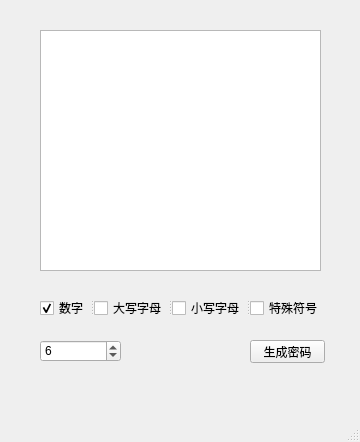
Before: the Qt Designer form training/1.序列号随机码/my_gui.ui in noparkinghere/train_py, drawn with Qt 5.
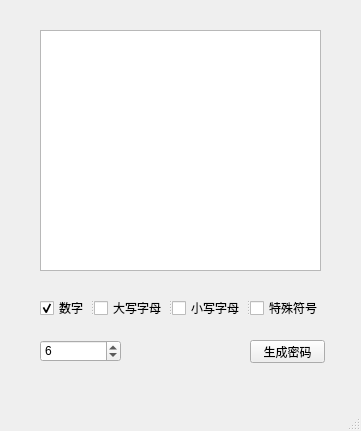
After: the same form once the commit is applied.

Diff of the .ui file:
```diff
--- a/training/1.序列号随机码/my_gui.ui
+++ b/training/1.序列号随机码/my_gui.ui
@@ -9,10 +9,16 @@
    <rect>
     <x>0</x>
     <y>0</y>
-    <width>360</width>
-    <height>442</height>
+    <width>361</width>
+    <height>431</height>
    </rect>
   </property>
+  <property name="sizePolicy">
+   <sizepolicy hsizetype="Fixed" vsizetype="Fixed">
+    <horstretch>0</horstretch>
+    <verstretch>0</verstretch>
+   </sizepolicy>
+  </property>
   <property name="windowTitle">
    <string>MainWindow</string>
   </property>
```
Left out of the diff: 2 changed lines with no effect on the pictures.
